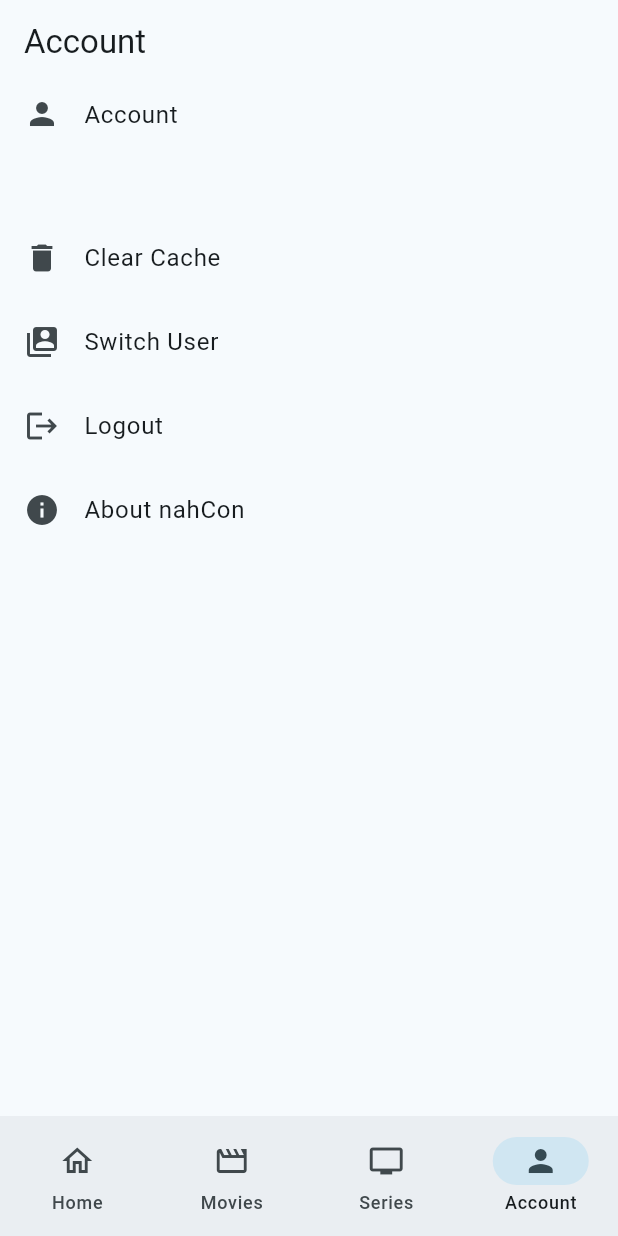
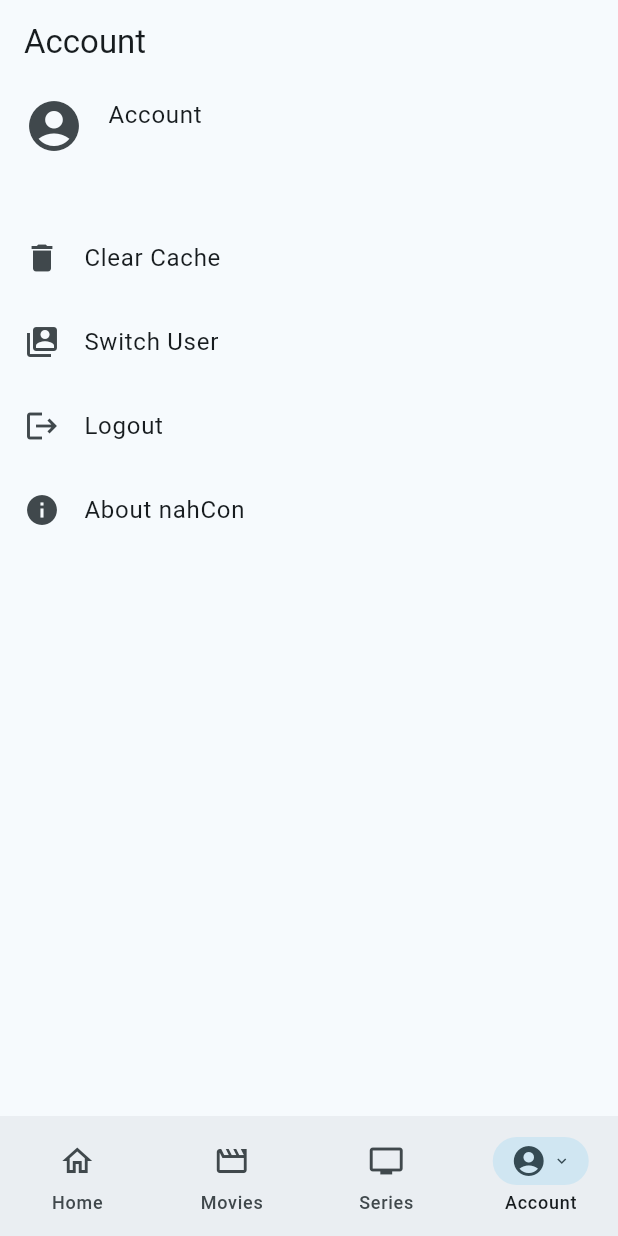
Before and after one commit to Nandanrmenon/nahcon, a Flutter app: the App screen opened directly, item 4 of the bottom bar chosen, after a tap on "Account", on a phone screen of 412 x 824 dp. Run offline on Flutter 3.47's test engine with Material 3 defaults, Android fonts, the phone set to English and light mode, and no system bars; drawn by our look-alikes of dynamic_color; our stand-ins replace flutter_animate, shared_preferences, skeletonizer; missing offline and left inert: media_kit, media_kit_video; accounts and stored records are empty; network calls fail.

Commit message:
show User avatar from jellyfin

```diff
--- a/lib/screens/app.dart
+++ b/lib/screens/app.dart
@@ -53,7 +53,17 @@ class _AppState extends State<App> {
                 itemBuilder: (context, index) {
                   final profile = profiles[index];
                   return ListTile(
-                    leading: const Icon(Icons.account_circle),
+                    leading: CircleAvatar(
+                      backgroundImage: profile['userId'] != null
+                          ? NetworkImage(
+                              '${profile['serverUrl']}/Users/${profile['userId']}/Images/Primary',
+                              headers: widget.service.getVideoHeaders(),
+                            )
+                          : null,
+                      child: profile['userId'] == null
+                          ? const Icon(Icons.account_circle)
+                          : null,
+                    ),
                     title: Text(profile['username']),
                     subtitle:
                         Text(profile['serverName'] ?? profile['serverUrl']),
@@ -95,6 +105,24 @@ class _AppState extends State<App> {
           ],
         ),
       ),
+    );
+  }
+
+  Widget _buildUserAvatar({double size = 24}) {
+    return FutureBuilder<bool>(
+      future: widget.service.hasUserImage(),
+      builder: (context, snapshot) {
+        if (snapshot.hasData && snapshot.data == true) {
+          return CircleAvatar(
+            radius: size / 2,
+            backgroundImage: NetworkImage(
+              widget.service.getUserImageUrl(),
+              headers: widget.service.getVideoHeaders(),
+            ),
+          );
+        }
+        return Icon(Icons.account_circle, size: size);
+      },
     );
   }
 
@@ -141,17 +169,21 @@ class _AppState extends State<App> {
                   onLongPress: _showProfileSwitcher,
                   child: NavigationDestination(
                     icon: Row(
-                      spacing: 4.0,
                       mainAxisSize: MainAxisSize.min,
                       children: [
-                        const Icon(Icons.person_outline),
-                        const Icon(
-                          Icons.expand_more,
-                          size: 12,
-                        ),
+                        _buildUserAvatar(),
+                        const SizedBox(width: 4),
+                        const Icon(Icons.expand_more, size: 12),
                       ],
                     ),
-                    selectedIcon: const Icon(Icons.person),
+                    selectedIcon: Row(
+                      mainAxisSize: MainAxisSize.min,
+                      children: [
+                        _buildUserAvatar(),
+                        const SizedBox(width: 4),
+                        const Icon(Icons.expand_more, size: 12),
+                      ],
+                    ),
                     label: 'Account',
                   ),
                 ),
--- a/lib/screens/settings_screen.dart
+++ b/lib/screens/settings_screen.dart
@@ -15,7 +15,21 @@ class SettingsScreen extends StatelessWidget {
       body: ListView(
         children: [
           ListTile(
-            leading: const Icon(Icons.person),
+            leading: FutureBuilder<bool>(
+              future: service.hasUserImage(),
+              builder: (context, snapshot) {
+                if (snapshot.hasData && snapshot.data == true) {
+                  return CircleAvatar(
+                    radius: 20,
+                    backgroundImage: NetworkImage(
+                      service.getUserImageUrl(),
+                      headers: service.getVideoHeaders(),
+                    ),
+                  );
+                }
+                return const Icon(Icons.account_circle, size: 40);
+              },
+            ),
             title: const Text('Account'),
             subtitle: Column(
               crossAxisAlignment: CrossAxisAlignment.start,
--- a/lib/services/jellyfin_service.dart
+++ b/lib/services/jellyfin_service.dart
@@ -560,4 +560,25 @@ class JellyfinService {
       return [];
     }
   }
+
+  String getUserImageUrl() {
+    if (baseUrl == null || userId == null) return '';
+    return '$baseUrl/Users/$userId/Images/Primary';
+  }
+
+  Future<bool> hasUserImage() async {
+    if (baseUrl == null || userId == null) return false;
+    try {
+      final response = await http.head(
+        Uri.parse(getUserImageUrl()),
+        headers: {
+          'X-Emby-Authorization': _defaultHeaders['x-emby-authorization']!,
+          'X-Emby-Token': accessToken!,
+        },
+      );
+      return response.statusCode == 200;
+    } catch (e) {
+      return false;
+    }
+  }
 }
```
Also changed, not shown: lib/screens/login_screen.dart (+22 -3 lines).
